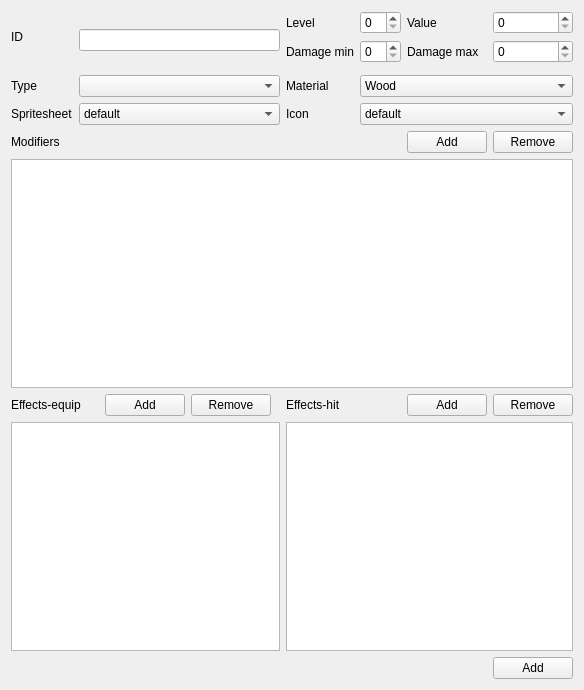
Isangeles/DragonCreator, file src/ui/forms/weaponseditorwidget.ui: the form before one commit.
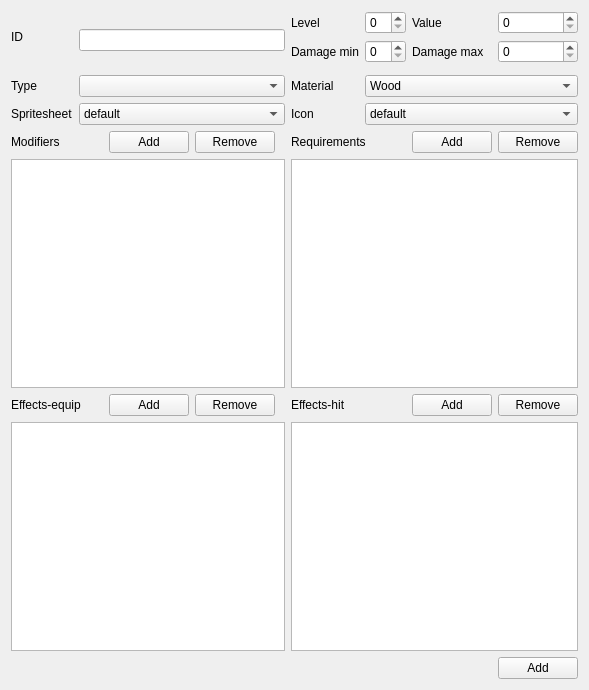
The form after the commit.

Commit message: Implementation of requirements

The edit to the form file:
```diff
--- a/src/ui/forms/weaponseditorwidget.ui
+++ b/src/ui/forms/weaponseditorwidget.ui
@@ -6,7 +6,7 @@
    <rect>
     <x>0</x>
     <y>0</y>
-    <width>584</width>
+    <width>589</width>
     <height>690</height>
    </rect>
   </property>
@@ -20,6 +20,13 @@
    <string>Form</string>
   </property>
   <layout class="QGridLayout" name="gridLayout">
+   <item row="6" column="5">
+    <widget class="QPushButton" name="addBonusB">
+     <property name="text">
+      <string>Add</string>
+     </property>
+    </widget>
+   </item>
    <item row="0" column="11">
     <widget class="QSpinBox" name="valueEdit"/>
    </item>
@@ -53,13 +60,6 @@
      </item>
     </widget>
    </item>
-   <item row="6" column="10">
-    <widget class="QPushButton" name="addBonusB">
-     <property name="text">
-      <string>Add</string>
-     </property>
-    </widget>
-   </item>
    <item row="0" column="10">
     <widget class="QLabel" name="valueLabel">
      <property name="text">
@@ -113,9 +113,6 @@
    <item row="1" column="11">
     <widget class="QSpinBox" name="dmgMaxEdit"/>
    </item>
-   <item row="7" column="1" colspan="11">
-    <widget class="QListWidget" name="bonusesList"/>
-   </item>
    <item row="3" column="2" colspan="6">
     <widget class="QComboBox" name="typeCombo"/>
    </item>
@@ -142,13 +139,6 @@
      </property>
     </widget>
    </item>
-   <item row="6" column="11">
-    <widget class="QPushButton" name="removeModifierB">
-     <property name="text">
-      <string>Remove</string>
-     </property>
-    </widget>
-   </item>
    <item row="10" column="11">
     <widget class="QPushButton" name="addB">
      <property name="text">
@@ -222,6 +212,40 @@
      </property>
     </widget>
    </item>
+   <item row="6" column="6">
+    <widget class="QPushButton" name="removeModifierB">
+     <property name="text">
+      <string>Remove</string>
+     </property>
+    </widget>
+   </item>
+   <item row="7" column="8" colspan="4">
+    <widget class="QListWidget" name="reqsList"/>
+   </item>
+   <item row="7" column="1" colspan="7">
+    <widget class="QListWidget" name="bonusesList"/>
+   </item>
+   <item row="6" column="8" colspan="2">
+    <widget class="QLabel" name="reqsLabel">
+     <property name="text">
+      <string>Requirements</string>
+     </property>
+    </widget>
+   </item>
+   <item row="6" column="11">
+    <widget class="QPushButton" name="removeReqB">
+     <property name="text">
+      <string>Remove</string>
+     </property>
+    </widget>
+   </item>
+   <item row="6" column="10">
+    <widget class="QPushButton" name="addReqB">
+     <property name="text">
+      <string>Add</string>
+     </property>
+    </widget>
+   </item>
   </layout>
  </widget>
  <resources/>
```
The commit also changes 8 other files.
